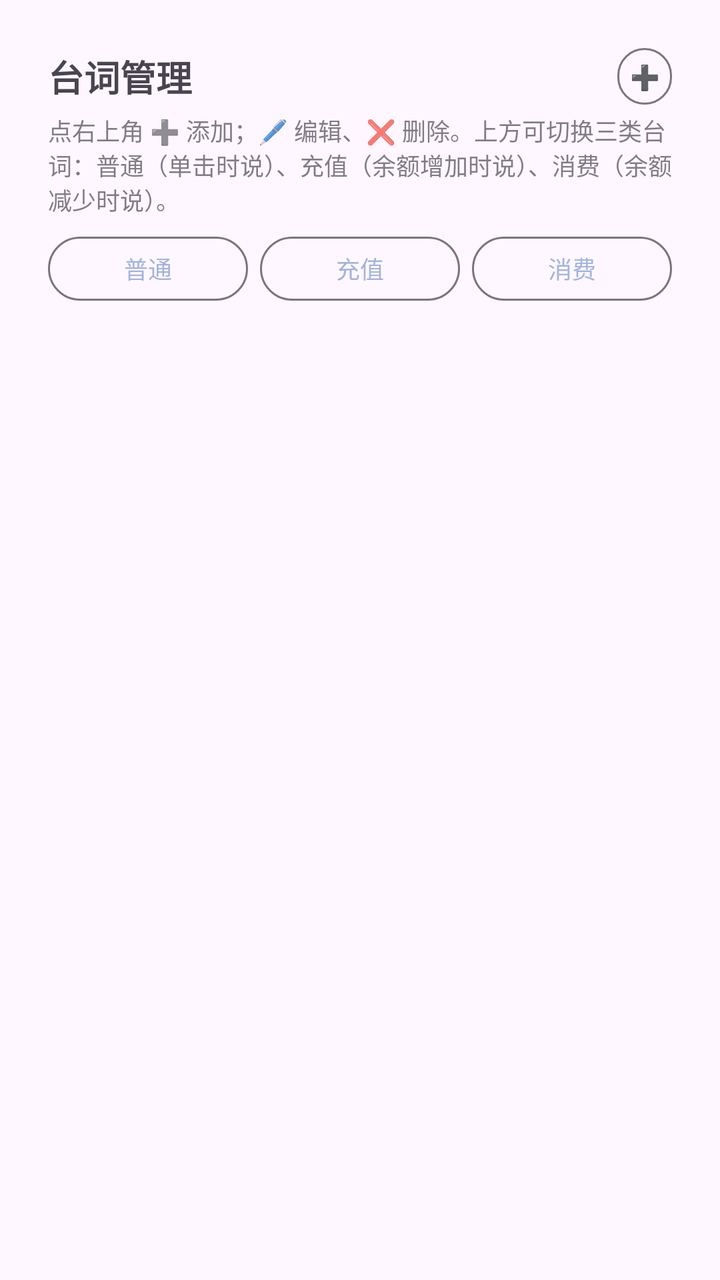
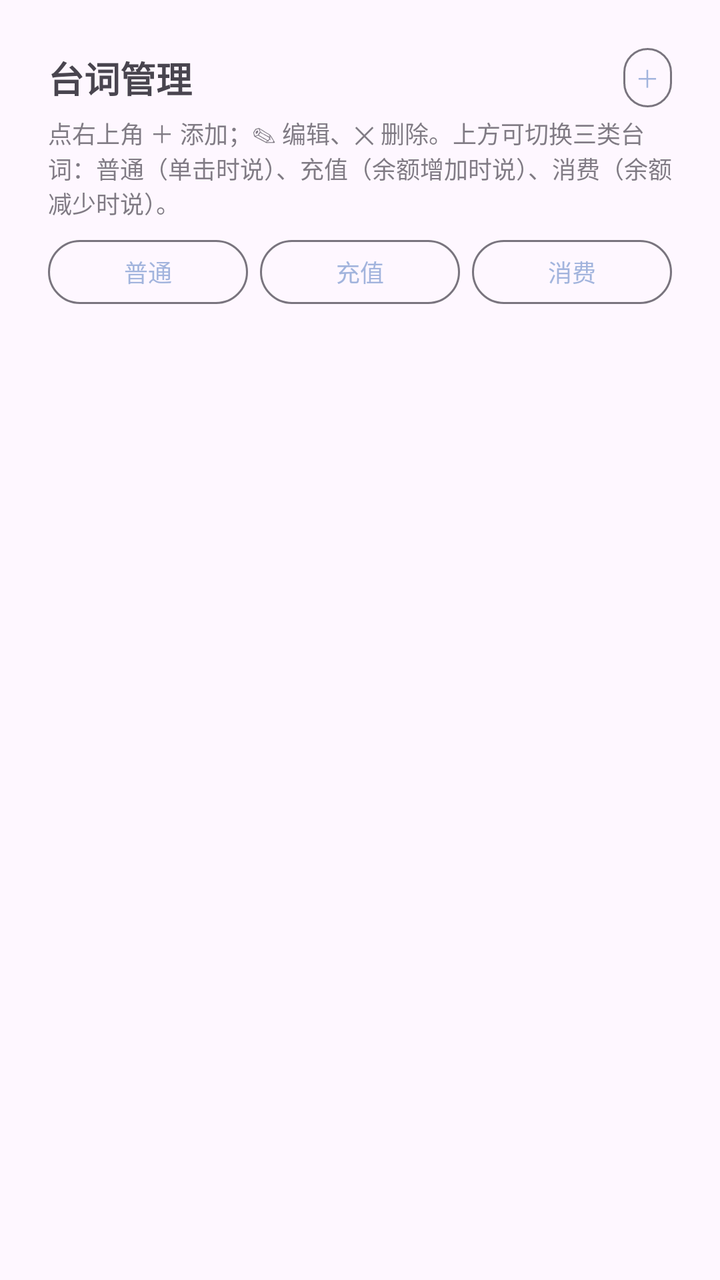

Compare the two renders of this Android layout. The source of the first and the diff that turns it into the second are given below.
<!-- AndroidManifest.xml: application theme Theme.WhalePet -->
<!-- res/layout/page_lines.xml -->
<?xml version="1.0" encoding="utf-8"?>
<ScrollView xmlns:android="http://schemas.android.com/apk/res/android"
    android:layout_width="match_parent"
    android:layout_height="match_parent"
    android:fillViewport="true">

    <LinearLayout
        android:layout_width="match_parent"
        android:layout_height="wrap_content"
        android:orientation="vertical"
        android:padding="24dp">

        
        <LinearLayout
            android:layout_width="match_parent"
            android:layout_height="wrap_content"
            android:gravity="center_vertical"
            android:orientation="horizontal">

            <TextView
                android:layout_width="0dp"
                android:layout_height="wrap_content"
                android:layout_weight="1"
                android:text="@string/lines_title"
                android:textSize="18sp"
                android:textStyle="bold" />

            <Button
                android:id="@+id/btn_add_line"
                style="?attr/materialButtonOutlinedStyle"
                android:layout_width="wrap_content"
                android:layout_height="wrap_content"
                android:contentDescription="@string/add_line_hint"
                android:insetBottom="0dp"
                android:insetTop="0dp"
                android:minHeight="28dp"
                android:minWidth="0dp"
                android:paddingLeft="6dp"
                android:paddingRight="6dp"
                android:text="➕"
                android:textSize="12sp" />
        </LinearLayout>

        <TextView
            android:layout_width="match_parent"
            android:layout_height="wrap_content"
            android:layout_marginTop="4dp"
            android:alpha="0.7"
            android:text="@string/lines_hint"
            android:textSize="12sp" />

        
        <LinearLayout
            android:layout_width="match_parent"
            android:layout_height="wrap_content"
            android:layout_marginTop="10dp"
            android:orientation="horizontal">

            <Button
                android:id="@+id/tab_line_normal"
                style="?attr/materialButtonOutlinedStyle"
                android:layout_width="0dp"
                android:layout_height="wrap_content"
                android:layout_weight="1"
                android:insetBottom="0dp"
                android:insetTop="0dp"
                android:minHeight="32dp"
                android:minWidth="0dp"
                android:text="@string/line_type_normal"
                android:textSize="12sp" />

            <Button
                android:id="@+id/tab_line_gain"
                style="?attr/materialButtonOutlinedStyle"
                android:layout_width="0dp"
                android:layout_height="wrap_content"
                android:layout_marginStart="6dp"
                android:layout_weight="1"
                android:insetBottom="0dp"
                android:insetTop="0dp"
                android:minHeight="32dp"
                android:minWidth="0dp"
                android:text="@string/line_type_gain"
                android:textSize="12sp" />

            <Button
                android:id="@+id/tab_line_loss"
                style="?attr/materialButtonOutlinedStyle"
                android:layout_width="0dp"
                android:layout_height="wrap_content"
                android:layout_marginStart="6dp"
                android:layout_weight="1"
                android:insetBottom="0dp"
                android:insetTop="0dp"
                android:minHeight="32dp"
                android:minWidth="0dp"
                android:text="@string/line_type_loss"
                android:textSize="12sp" />
        </LinearLayout>

        <LinearLayout
            android:id="@+id/ll_lines"
            android:layout_width="match_parent"
            android:layout_height="wrap_content"
            android:layout_marginTop="12dp"
            android:orientation="vertical" />
    </LinearLayout>
</ScrollView>
<!-- resources referenced by this layout -->
<resources>
  <string name="add_line_hint">添加台词</string>
  <string name="line_type_gain">充值</string>
  <string name="line_type_loss">消费</string>
  <string name="line_type_normal">普通</string>
  <string name="lines_hint">点右上角 ➕ 添加；🖊 编辑、❌ 删除。上方可切换三类台词：普通（单击时说）、充值（余额增加时说）、消费（余额减少时说）。</string>
  <string name="lines_title">台词管理</string>
  <style name="Theme.WhalePet" parent="Theme.Material3.DayNight.NoActionBar">
          
          <item name="colorPrimary">#A2B4DD</item>
          <item name="colorOnPrimary">#FFFFFF</item>
          <item name="colorPrimaryContainer">#D6DEF2</item>
          <item name="colorOnPrimaryContainer">#22315E</item>
          <item name="android:statusBarColor">@android:color/transparent</item>
      </style>
</resources>

<!-- the commit's change to res/layout/page_lines.xml (unified diff, before → after) -->
@@ -37,7 +37,7 @@
                 android:minWidth="0dp"
                 android:paddingLeft="6dp"
                 android:paddingRight="6dp"
-                android:text="➕"
+                android:text="＋"
                 android:textSize="12sp" />
         </LinearLayout>
 
<!-- resource entries referenced after the edit -->
@@ -4,7 +4,7 @@
   <string name="line_type_gain">充值</string>
   <string name="line_type_loss">消费</string>
   <string name="line_type_normal">普通</string>
-  <string name="lines_hint">点右上角 ➕ 添加；🖊 编辑、❌ 删除。上方可切换三类台词：普通（单击时说）、充值（余额增加时说）、消费（余额减少时说）。</string>
+  <string name="lines_hint">点右上角 ＋ 添加；✎ 编辑、✕ 删除。上方可切换三类台词：普通（单击时说）、充值（余额增加时说）、消费（余额减少时说）。</string>
   <string name="lines_title">台词管理</string>
   <style name="Theme.WhalePet" parent="Theme.Material3.DayNight.NoActionBar">
           
